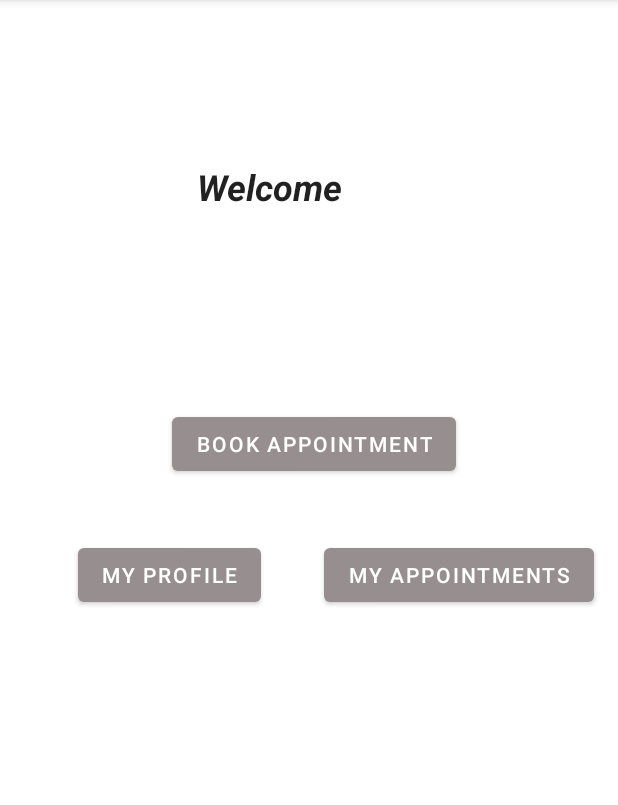
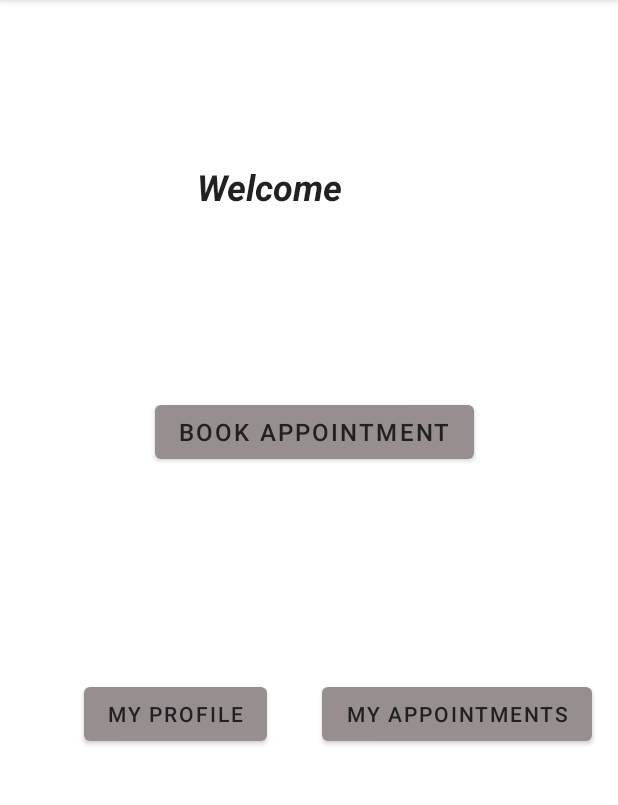
Before and after one commit to garychen2002/ClinicAppProject, an Android app: the PatientActivity screen opened directly, with no data from a screen before it, on a phone screen of 412 x 824 dp, the part 84-889 px from its top. Run offline under Robolectric (Android 15) with nearby library versions, the phone set to English and light mode, and no system bars; 1 statement that could not run was skipped.

Commit message:
Some spacing and text

```diff
--- a/app/src/main/res/layout/activity_patient.xml
+++ b/app/src/main/res/layout/activity_patient.xml
@@ -10,10 +10,12 @@
         android:id="@+id/book"
         android:layout_width="wrap_content"
         android:layout_height="wrap_content"
-        android:layout_marginEnd="108dp"
-        android:layout_marginRight="108dp"
-        android:layout_marginBottom="448dp"
+        android:layout_marginEnd="96dp"
+        android:layout_marginRight="96dp"
+        android:layout_marginBottom="456dp"
         android:text="@string/book_appointment"
+        android:textColor="#212121"
+        android:textSize="16sp"
         app:backgroundTint="#978F8F"
         app:layout_constraintBottom_toBottomOf="parent"
         app:layout_constraintEnd_toEndOf="parent" />
@@ -22,27 +24,29 @@
         android:id="@+id/appointment"
         android:layout_width="wrap_content"
         android:layout_height="wrap_content"
-        android:text="My Appointments"
+        android:text="@string/myAppointments"
+        android:textColor="#212121"
         app:backgroundTint="#978F8F"
         app:layout_constraintBottom_toBottomOf="parent"
         app:layout_constraintEnd_toEndOf="parent"
-        app:layout_constraintHorizontal_bias="0.724"
+        app:layout_constraintHorizontal_bias="0.68"
         app:layout_constraintStart_toEndOf="@+id/profile"
         app:layout_constraintTop_toTopOf="parent"
-        app:layout_constraintVertical_bias="0.499" />
+        app:layout_constraintVertical_bias="0.628" />
 
     <Button
         android:id="@+id/profile"
         android:layout_width="wrap_content"
         android:layout_height="wrap_content"
-        android:layout_marginStart="52dp"
-        android:layout_marginLeft="52dp"
+        android:layout_marginStart="56dp"
+        android:layout_marginLeft="56dp"
         android:text="@string/my_profile"
+        android:textColor="#212121"
         app:backgroundTint="#978F8F"
         app:layout_constraintBottom_toBottomOf="parent"
         app:layout_constraintStart_toStartOf="parent"
         app:layout_constraintTop_toTopOf="parent"
-        app:layout_constraintVertical_bias="0.499" />
+        app:layout_constraintVertical_bias="0.628" />
 
     <TextView
         android:id="@+id/textView"
@@ -57,4 +61,18 @@
         app:layout_constraintHorizontal_bias="0.5"
         app:layout_constraintStart_toStartOf="parent"
         app:layout_constraintTop_toTopOf="parent" />
+
+    <androidx.constraintlayout.widget.Barrier
+        android:id="@+id/barrier2"
+        android:layout_width="wrap_content"
+        android:layout_height="wrap_content"
+        app:barrierDirection="left"
+        app:constraint_referenced_ids="textView" />
+
+    <androidx.constraintlayout.widget.Guideline
+        android:id="@+id/guideline2"
+        android:layout_width="wrap_content"
+        android:layout_height="wrap_content"
+        android:orientation="vertical"
+        app:layout_constraintGuide_begin="20dp" />
 </androidx.constraintlayout.widget.ConstraintLayout>
```
